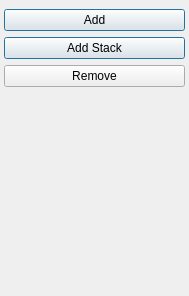
Before: the Qt Designer form ilastik-shell/applets/dataSelection/dataSelectionDrawer.ui in ilastik/ilastik, drawn with Qt 5.
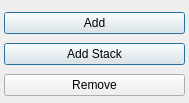
After: the same form once the commit is applied. Icons and pictures are not drawn.

Commit message: Converted applet bar to tree widget. TODO: Create a custom tree view subclass to make this less ugly

The edit to the form file:
```diff
--- a/ilastik-shell/applets/dataSelection/dataSelectionDrawer.ui
+++ b/ilastik-shell/applets/dataSelection/dataSelectionDrawer.ui
@@ -7,7 +7,7 @@
     <x>0</x>
     <y>0</y>
     <width>189</width>
-    <height>296</height>
+    <height>103</height>
    </rect>
   </property>
   <property name="windowTitle">
@@ -19,7 +19,7 @@
      <x>4</x>
      <y>9</y>
      <width>181</width>
-     <height>281</height>
+     <height>91</height>
     </rect>
    </property>
    <layout class="QVBoxLayout" name="verticalLayout">
@@ -67,19 +67,6 @@
       </property>
      </widget>
     </item>
-    <item>
-     <spacer name="verticalSpacer">
-      <property name="orientation">
-       <enum>Qt::Vertical</enum>
-      </property>
-      <property name="sizeHint" stdset="0">
-       <size>
-        <width>20</width>
-        <height>40</height>
-       </size>
-      </property>
-     </spacer>
-    </item>
    </layout>
   </widget>
  </widget>
```
The commit also changes 6 other files.
